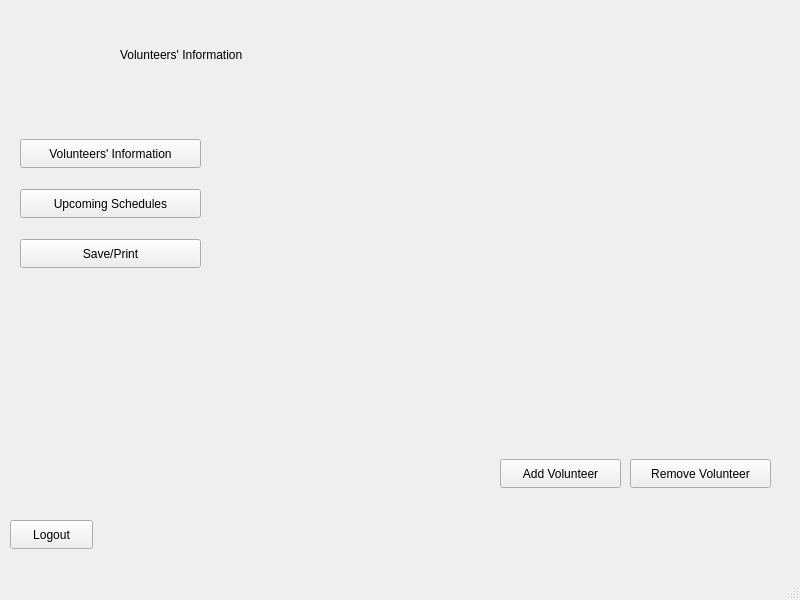
Above: mainrcyvolunteers.ui from cheseuca/RCYVolunteers before the change. Below: the same form after it.
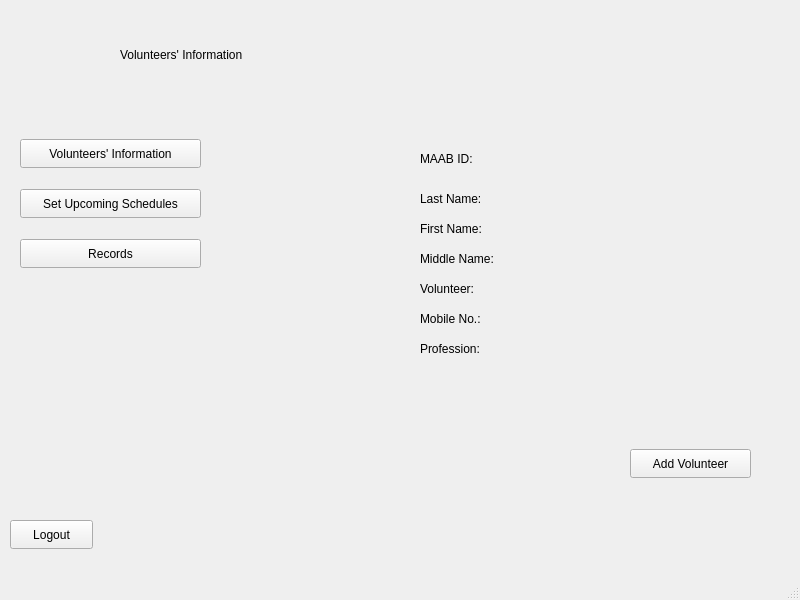
That is the form after the change.

```diff
--- a/mainrcyvolunteers.ui
+++ b/mainrcyvolunteers.ui
@@ -50,7 +50,7 @@
        </rect>
       </property>
       <property name="text">
-       <string>Upcoming Schedules</string>
+       <string>Set Upcoming Schedules</string>
       </property>
      </widget>
      <widget class="QPushButton" name="pushButton_SaveNPrint">
@@ -63,7 +63,7 @@
        </rect>
       </property>
       <property name="text">
-       <string>Save/Print</string>
+       <string>Records</string>
       </property>
      </widget>
      <widget class="QLabel" name="label">
@@ -82,8 +82,8 @@
      <widget class="QPushButton" name="pushButton_AddVolunteer">
       <property name="geometry">
        <rect>
-        <x>500</x>
-        <y>460</y>
+        <x>630</x>
+        <y>450</y>
         <width>121</width>
         <height>29</height>
        </rect>
@@ -92,17 +92,108 @@
        <string>Add Volunteer</string>
       </property>
      </widget>
-     <widget class="QPushButton" name="pushButton_RemoveVolunteer">
+     <widget class="QLabel" name="label_3">
       <property name="geometry">
        <rect>
-        <x>630</x>
-        <y>460</y>
-        <width>141</width>
-        <height>29</height>
+        <x>260</x>
+        <y>180</y>
+        <width>120</width>
+        <height>120</height>
        </rect>
       </property>
       <property name="text">
-       <string>Remove Volunteer</string>
+       <string/>
+      </property>
+     </widget>
+     <widget class="QLabel" name="label_4">
+      <property name="geometry">
+       <rect>
+        <x>420</x>
+        <y>150</y>
+        <width>63</width>
+        <height>20</height>
+       </rect>
+      </property>
+      <property name="text">
+       <string>MAAB ID:</string>
+      </property>
+     </widget>
+     <widget class="QLabel" name="label_5">
+      <property name="geometry">
+       <rect>
+        <x>420</x>
+        <y>190</y>
+        <width>81</width>
+        <height>20</height>
+       </rect>
+      </property>
+      <property name="text">
+       <string>Last Name:</string>
+      </property>
+     </widget>
+     <widget class="QLabel" name="label_6">
+      <property name="geometry">
+       <rect>
+        <x>420</x>
+        <y>220</y>
+        <width>91</width>
+        <height>20</height>
+       </rect>
+      </property>
+      <property name="text">
+       <string>First Name:</string>
+      </property>
+     </widget>
+     <widget class="QLabel" name="label_7">
+      <property name="geometry">
+       <rect>
+        <x>420</x>
+        <y>250</y>
+        <width>111</width>
+        <height>20</height>
+       </rect>
+      </property>
+      <property name="text">
+       <string>Middle Name:</string>
+      </property>
+     </widget>
+     <widget class="QLabel" name="label_8">
+      <property name="geometry">
+       <rect>
+        <x>420</x>
+        <y>280</y>
+        <width>101</width>
+        <height>20</height>
+       </rect>
+      </property>
+      <property name="text">
+       <string>Volunteer:</string>
+      </property>
+     </widget>
+     <widget class="QLabel" name="label_9">
+      <property name="geometry">
+       <rect>
+        <x>420</x>
+        <y>310</y>
+        <width>101</width>
+        <height>20</height>
+       </rect>
+      </property>
+      <property name="text">
+       <string>Mobile No.:</string>
+      </property>
+     </widget>
+     <widget class="QLabel" name="label_10">
+      <property name="geometry">
+       <rect>
+        <x>420</x>
+        <y>340</y>
+        <width>101</width>
+        <height>20</height>
+       </rect>
+      </property>
+      <property name="text">
+       <string>Profession:</string>
       </property>
      </widget>
     </widget>
```
Left out of the diff: 22 changed lines with no effect on the pictures.
